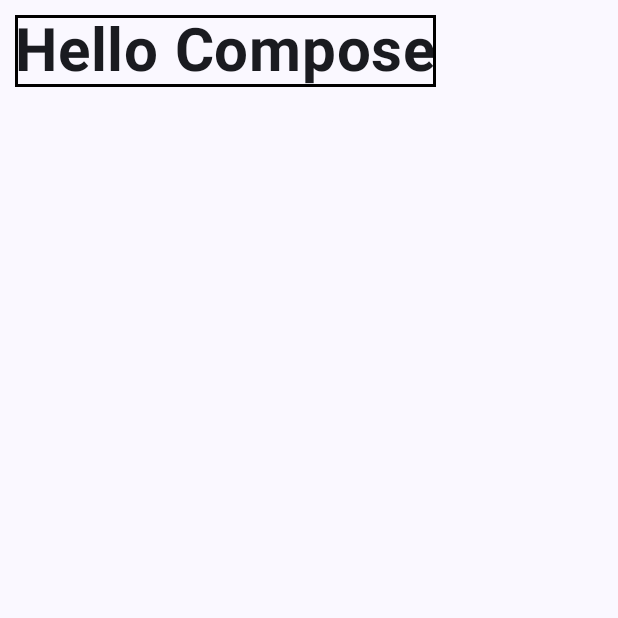
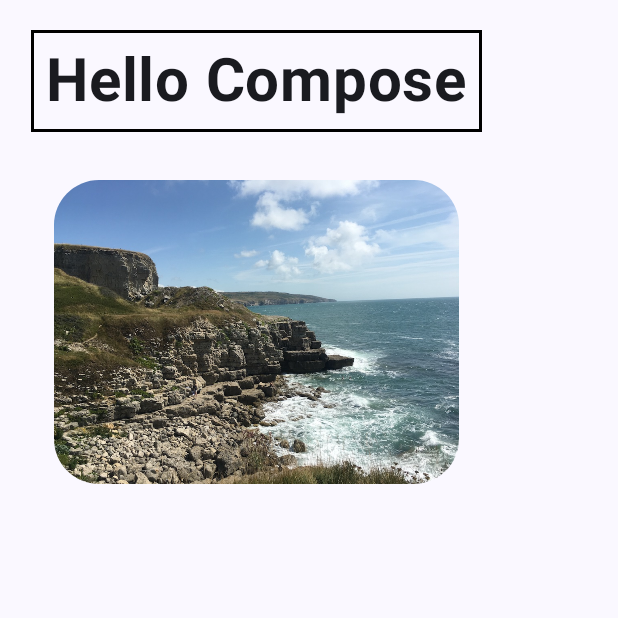
Before and after one commit to Alllinyashhhkaaa/YastrubAlina, an Android app built with Jetpack Compose: the screen it shows after launch (MainActivity), on a phone screen of 412 x 824 dp, the top half of it. Run offline under Robolectric (Android 15) with nearby library versions, the phone set to English and light mode, and no system bars.

Commit message:
4 commit

```diff
--- a/app/src/main/java/com/example/modifierdemo/MainActivity.kt
+++ b/app/src/main/java/com/example/modifierdemo/MainActivity.kt
@@ -4,14 +4,18 @@ import android.os.Bundle
 import androidx.activity.ComponentActivity
 import androidx.activity.compose.setContent
 import androidx.activity.enableEdgeToEdge
+import androidx.compose.foundation.Image
 import androidx.compose.foundation.border
-import androidx.compose.foundation.layout.fillMaxSize
-import androidx.compose.foundation.layout.padding
+import androidx.compose.foundation.layout.*
+import androidx.compose.foundation.shape.RoundedCornerShape
 import androidx.compose.material3.Scaffold
 import androidx.compose.material3.Text
 import androidx.compose.runtime.Composable
+import androidx.compose.ui.Alignment
 import androidx.compose.ui.Modifier
+import androidx.compose.ui.draw.clip
 import androidx.compose.ui.graphics.Color
+import androidx.compose.ui.res.painterResource
 import androidx.compose.ui.text.font.FontWeight
 import androidx.compose.ui.tooling.preview.Preview
 import androidx.compose.ui.unit.dp
@@ -34,15 +38,38 @@ class MainActivity : ComponentActivity() {
 
 @Composable
 fun DemoScreen(modifier: Modifier = Modifier) {
-    val mymodifier = modifier
+    val mymodifier = Modifier
+        .border(width = 2.dp, color = Color.Black)
         .padding(all = 10.dp)
-        .border(width = 2.dp, color = Color.Black)
 
-    Text(
-        "Hello Compose",
-        modifier = mymodifier,
-        fontSize = 40.sp,
-        fontWeight = FontWeight.Bold
+    Column(
+        modifier.padding(20.dp),
+        horizontalAlignment = Alignment.CenterHorizontally,
+        verticalArrangement = Arrangement.Center
+    ) {
+        Text(
+            "Hello Compose",
+            mymodifier,
+            fontSize = 40.sp,
+            fontWeight = FontWeight.Bold
+        )
+        Spacer(Modifier.height(16.dp))
+        CustomImage(
+            R.drawable.vacation,
+            Modifier
+                .padding(16.dp)
+                .width(270.dp)
+                .clip(shape = RoundedCornerShape(30.dp))
+        )
+    }
+}
+
+@Composable
+fun CustomImage(image: Int, modifier: Modifier = Modifier) {
+    Image(
+        painter = painterResource(image),
+        contentDescription = null,
+        modifier = modifier
     )
 }
 
```
Also changed, not shown: app/src/main/res/drawable/vacation.jpg (added).
